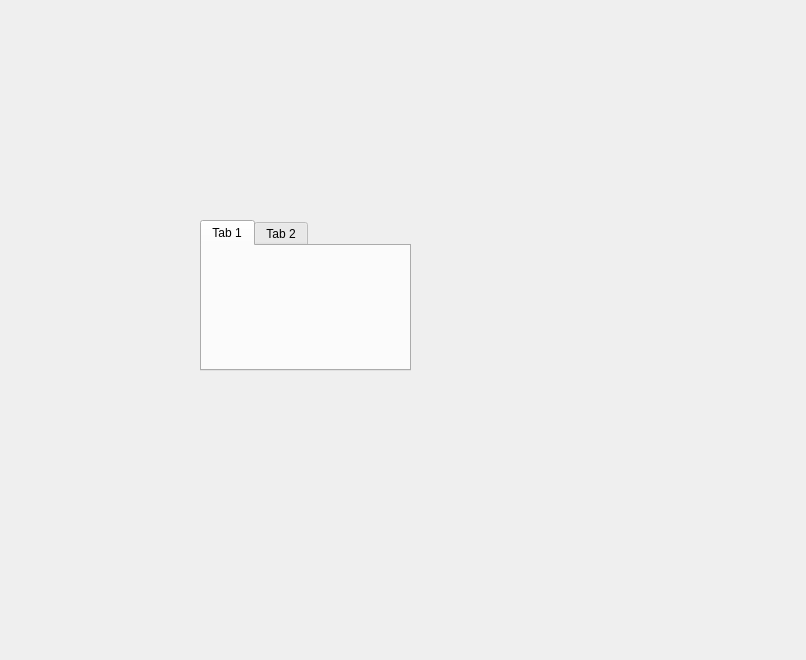
Above: UIModular/MainWindow/MainWindowUI.ui from EddyXieFalcon/ColorAnalyst before the change. Below: the same form after it.
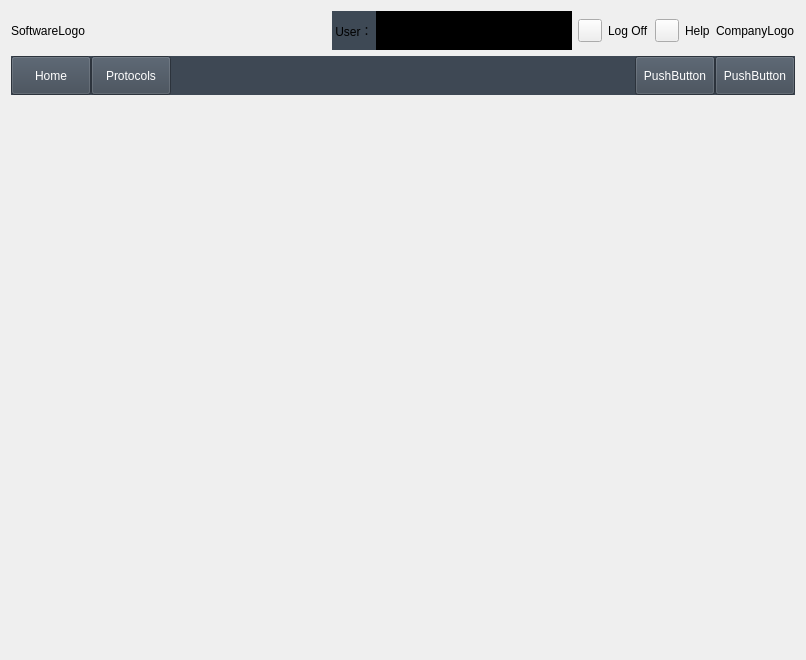
That is the form after the change.

Patch:
```diff
--- a/UIModular/MainWindow/MainWindowUI.ui
+++ b/UIModular/MainWindow/MainWindowUI.ui
@@ -14,29 +14,812 @@
    <string>ColorAnalyst</string>
   </property>
   <widget class="QWidget" name="centralWidget">
-   <widget class="QTabWidget" name="tabWidget">
-    <property name="geometry">
-     <rect>
-      <x>200</x>
-      <y>220</y>
-      <width>211</width>
-      <height>151</height>
-     </rect>
-    </property>
-    <property name="currentIndex">
-     <number>0</number>
-    </property>
-    <widget class="QWidget" name="tab_3">
-     <attribute name="title">
-      <string>Tab 1</string>
-     </attribute>
-    </widget>
-    <widget class="QWidget" name="tab_4">
-     <attribute name="title">
-      <string>Tab 2</string>
-     </attribute>
-    </widget>
-   </widget>
+   <layout class="QVBoxLayout" name="verticalLayout" stretch="1,1,12,2">
+    <item>
+     <layout class="QHBoxLayout" name="horizontalLayout_4">
+      <item>
+       <widget class="QLabel" name="labelSoftwareLogo">
+        <property name="text">
+         <string>SoftwareLogo</string>
+        </property>
+       </widget>
+      </item>
+      <item>
+       <spacer name="horizontalSpacer">
+        <property name="orientation">
+         <enum>Qt::Horizontal</enum>
+        </property>
+        <property name="sizeHint" stdset="0">
+         <size>
+          <width>40</width>
+          <height>20</height>
+         </size>
+        </property>
+       </spacer>
+      </item>
+      <item>
+       <layout class="QHBoxLayout" name="horizontalLayout_3">
+        <property name="spacing">
+         <number>0</number>
+        </property>
+        <item>
+         <widget class="QWidget" name="widgetUser" native="true">
+          <property name="styleSheet">
+           <string notr="true">background-color:rgb(62, 73, 85)</string>
+          </property>
+          <layout class="QGridLayout" name="gridLayout_2">
+           <property name="leftMargin">
+            <number>0</number>
+           </property>
+           <property name="topMargin">
+            <number>0</number>
+           </property>
+           <property name="rightMargin">
+            <number>0</number>
+           </property>
+           <property name="bottomMargin">
+            <number>0</number>
+           </property>
+           <property name="spacing">
+            <number>0</number>
+           </property>
+           <item row="0" column="0">
+            <widget class="QLabel" name="labelUser">
+             <property name="palette">
+              <palette>
+               <active>
+                <colorrole role="Button">
+                 <brush brushstyle="SolidPattern">
+                  <color alpha="255">
+                   <red>62</red>
+                   <green>73</green>
+                   <blue>85</blue>
+                  </color>
+                 </brush>
+                </colorrole>
+                <colorrole role="Base">
+                 <brush brushstyle="SolidPattern">
+                  <color alpha="255">
+                   <red>62</red>
+                   <green>73</green>
+                   <blue>85</blue>
+                  </color>
+                 </brush>
+                </colorrole>
+                <colorrole role="Window">
+                 <brush brushstyle="SolidPattern">
+                  <color alpha="255">
+                   <red>62</red>
+                   <green>73</green>
+                   <blue>85</blue>
+                  </color>
+                 </brush>
+                </colorrole>
+               </active>
+               <inactive>
+                <colorrole role="Button">
+                 <brush brushstyle="SolidPattern">
+                  <color alpha="255">
+                   <red>62</red>
+                   <green>73</green>
+                   <blue>85</blue>
+                  </color>
+                 </brush>
+                </colorrole>
+                <colorrole role="Base">
+                 <brush brushstyle="SolidPattern">
+                  <color alpha="255">
+                   <red>62</red>
+                   <green>73</green>
+                   <blue>85</blue>
+                  </color>
+                 </brush>
+                </colorrole>
+                <colorrole role="Window">
+                 <brush brushstyle="SolidPattern">
+                  <color alpha="255">
+                   <red>62</red>
+                   <green>73</green>
+                   <blue>85</blue>
+                  </color>
+                 </brush>
+                </colorrole>
+               </inactive>
+               <disabled>
+                <colorrole role="Button">
+                 <brush brushstyle="SolidPattern">
+                  <color alpha="255">
+                   <red>62</red>
+                   <green>73</green>
+                   <blue>85</blue>
+                  </color>
+                 </brush>
+                </colorrole>
+                <colorrole role="Base">
+                 <brush brushstyle="SolidPattern">
+                  <color alpha="255">
+                   <red>62</red>
+                   <green>73</green>
+                   <blue>85</blue>
+                  </color>
+                 </brush>
+                </colorrole>
+                <colorrole role="Window">
+                 <brush brushstyle="SolidPattern">
+                  <color alpha="255">
+                   <red>62</red>
+                   <green>73</green>
+                   <blue>85</blue>
+                  </color>
+                 </brush>
+                </colorrole>
+               </disabled>
+              </palette>
+             </property>
+             <property name="text">
+              <string> User： </string>
+             </property>
+            </widget>
+           </item>
+          </layout>
+         </widget>
+        </item>
+        <item>
+         <widget class="QWidget" name="widgetUserSearch" native="true">
+          <property name="styleSheet">
+           <string notr="true">background-color:rgb(0, 0, 0)</string>
+          </property>
+          <layout class="QGridLayout" name="gridLayout">
+           <property name="leftMargin">
+            <number>0</number>
+           </property>
+           <property name="topMargin">
+            <number>0</number>
+           </property>
+           <property name="rightMargin">
+            <number>0</number>
+           </property>
+           <property name="bottomMargin">
+            <number>0</number>
+           </property>
+           <property name="spacing">
+            <number>0</number>
+           </property>
+           <item row="0" column="0">
+            <widget class="QLineEdit" name="lineEdit">
+             <property name="sizePolicy">
+              <sizepolicy hsizetype="Expanding" vsizetype="Expanding">
+               <horstretch>0</horstretch>
+               <verstretch>0</verstretch>
+              </sizepolicy>
+             </property>
+             <property name="frame">
+              <bool>false</bool>
+             </property>
+            </widget>
+           </item>
+          </layout>
+         </widget>
+        </item>
+       </layout>
+      </item>
+      <item>
+       <layout class="QHBoxLayout" name="horizontalLayout_2">
+        <item>
+         <widget class="QToolButton" name="toolButtonLogOff">
+          <property name="text">
+           <string/>
+          </property>
+         </widget>
+        </item>
+        <item>
+         <widget class="QLabel" name="labelLogOff">
+          <property name="text">
+           <string>Log Off</string>
+          </property>
+         </widget>
+        </item>
+       </layout>
+      </item>
+      <item>
+       <layout class="QHBoxLayout" name="horizontalLayout">
+        <item>
+         <widget class="QToolButton" name="toolButtonHelp">
+          <property name="text">
+           <string/>
+          </property>
+         </widget>
+        </item>
+        <item>
+         <widget class="QLabel" name="labelHelp">
+          <property name="text">
+           <string>Help</string>
+          </property>
+         </widget>
+        </item>
+       </layout>
+      </item>
+      <item>
+       <widget class="QLabel" name="labelCompanyLogo">
+        <property name="text">
+         <string>CompanyLogo</string>
+        </property>
+       </widget>
+      </item>
+     </layout>
+    </item>
+    <item>
+     <widget class="QWidget" name="widgetTabBar" native="true">
+      <property name="styleSheet">
+       <string notr="true">background-color:rgb(62, 72, 84)</string>
+      </property>
+      <layout class="QHBoxLayout" name="horizontalLayout_5">
+       <property name="spacing">
+        <number>0</number>
+       </property>
+       <property name="leftMargin">
+        <number>0</number>
+       </property>
+       <property name="topMargin">
+        <number>0</number>
+       </property>
+       <property name="rightMargin">
+        <number>0</number>
+       </property>
+       <property name="bottomMargin">
+        <number>0</number>
+       </property>
+       <item>
+        <widget class="QPushButton" name="pushButtonHome">
+         <property name="sizePolicy">
+          <sizepolicy hsizetype="Minimum" vsizetype="Expanding">
+           <horstretch>0</horstretch>
+           <verstretch>0</verstretch>
+          </sizepolicy>
+         </property>
+         <property name="palette">
+          <palette>
+           <active>
+            <colorrole role="Button">
+             <brush brushstyle="SolidPattern">
+              <color alpha="255">
+               <red>62</red>
+               <green>72</green>
+               <blue>84</blue>
+              </color>
+             </brush>
+            </colorrole>
+            <colorrole role="ButtonText">
+             <brush brushstyle="SolidPattern">
+              <color alpha="255">
+               <red>255</red>
+               <green>255</green>
+               <blue>255</blue>
+              </color>
+             </brush>
+            </colorrole>
+            <colorrole role="Base">
+             <brush brushstyle="SolidPattern">
+              <color alpha="255">
+               <red>62</red>
+               <green>72</green>
+               <blue>84</blue>
+              </color>
+             </brush>
+            </colorrole>
+            <colorrole role="Window">
+             <brush brushstyle="SolidPattern">
+              <color alpha="255">
+               <red>62</red>
+               <green>72</green>
+               <blue>84</blue>
+              </color>
+             </brush>
+            </colorrole>
+           </active>
+           <inactive>
+            <colorrole role="Button">
+             <brush brushstyle="SolidPattern">
+              <color alpha="255">
+               <red>62</red>
+               <green>72</green>
+               <blue>84</blue>
+              </color>
+             </brush>
+            </colorrole>
+            <colorrole role="ButtonText">
+             <brush brushstyle="SolidPattern">
+              <color alpha="255">
+               <red>255</red>
+               <green>255</green>
+               <blue>255</blue>
+              </color>
+             </brush>
+            </colorrole>
+            <colorrole role="Base">
+             <brush brushstyle="SolidPattern">
+              <color alpha="255">
+               <red>62</red>
+               <green>72</green>
+               <blue>84</blue>
+              </color>
+             </brush>
+            </colorrole>
+            <colorrole role="Window">
+             <brush brushstyle="SolidPattern">
+              <color alpha="255">
+               <red>62</red>
+               <green>72</green>
+               <blue>84</blue>
+              </color>
+             </brush>
+            </colorrole>
+           </inactive>
+           <disabled>
+            <colorrole role="Button">
+             <brush brushstyle="SolidPattern">
+              <color alpha="255">
+               <red>62</red>
+               <green>72</green>
+               <blue>84</blue>
+              </color>
+             </brush>
+            </colorrole>
+            <colorrole role="ButtonText">
+             <brush brushstyle="SolidPattern">
+              <color alpha="255">
+               <red>120</red>
+               <green>120</green>
+               <blue>120</blue>
+              </color>
+             </brush>
+            </colorrole>
+            <colorrole role="Base">
+             <brush brushstyle="SolidPattern">
+              <color alpha="255">
+               <red>62</red>
+               <green>72</green>
+               <blue>84</blue>
+              </color>
+             </brush>
+            </colorrole>
+            <colorrole role="Window">
+             <brush brushstyle="SolidPattern">
+              <color alpha="255">
+               <red>62</red>
+               <green>72</green>
+               <blue>84</blue>
+              </color>
+             </brush>
+            </colorrole>
+           </disabled>
+          </palette>
+         </property>
+         <property name="text">
+          <string>Home</string>
+         </property>
+        </widget>
+       </item>
+       <item>
+        <widget class="QPushButton" name="pushButtonProtocols">
+         <property name="sizePolicy">
+          <sizepolicy hsizetype="Minimum" vsizetype="Expanding">
+           <horstretch>0</horstretch>
+           <verstretch>0</verstretch>
+          </sizepolicy>
+         </property>
+         <property name="palette">
+          <palette>
+           <active>
+            <colorrole role="Button">
+             <brush brushstyle="SolidPattern">
+              <color alpha="255">
+               <red>62</red>
+               <green>72</green>
+               <blue>84</blue>
+              </color>
+             </brush>
+            </colorrole>
+            <colorrole role="ButtonText">
+             <brush brushstyle="SolidPattern">
+              <color alpha="255">
+               <red>255</red>
+               <green>255</green>
+               <blue>255</blue>
+              </color>
+             </brush>
+            </colorrole>
+            <colorrole role="Base">
+             <brush brushstyle="SolidPattern">
+              <color alpha="255">
+               <red>62</red>
+               <green>72</green>
+               <blue>84</blue>
+              </color>
+             </brush>
+            </colorrole>
+            <colorrole role="Window">
+             <brush brushstyle="SolidPattern">
+              <color alpha="255">
+               <red>62</red>
+               <green>72</green>
+               <blue>84</blue>
+              </color>
+             </brush>
+            </colorrole>
+           </active>
+           <inactive>
+            <colorrole role="Button">
+             <brush brushstyle="SolidPattern">
+              <color alpha="255">
+               <red>62</red>
+               <green>72</green>
+               <blue>84</blue>
+              </color>
+             </brush>
+            </colorrole>
+            <colorrole role="ButtonText">
+             <brush brushstyle="SolidPattern">
+              <color alpha="255">
+               <red>255</red>
+               <green>255</green>
+               <blue>255</blue>
+              </color>
+             </brush>
+            </colorrole>
+            <colorrole role="Base">
+             <brush brushstyle="SolidPattern">
+              <color alpha="255">
+               <red>62</red>
+               <green>72</green>
+               <blue>84</blue>
+              </color>
+             </brush>
+            </colorrole>
+            <colorrole role="Window">
+             <brush brushstyle="SolidPattern">
+              <color alpha="255">
+               <red>62</red>
+               <green>72</green>
+               <blue>84</blue>
+              </color>
+             </brush>
+            </colorrole>
+           </inactive>
+           <disabled>
+            <colorrole role="Button">
+             <brush brushstyle="SolidPattern">
+              <color alpha="255">
+               <red>62</red>
+               <green>72</green>
+               <blue>84</blue>
+              </color>
+             </brush>
+            </colorrole>
+            <colorrole role="ButtonText">
+             <brush brushstyle="SolidPattern">
+              <color alpha="255">
+               <red>120</red>
+               <green>120</green>
+               <blue>120</blue>
+              </color>
+             </brush>
+            </colorrole>
+            <colorrole role="Base">
+             <brush brushstyle="SolidPattern">
+              <color alpha="255">
+               <red>62</red>
+               <green>72</green>
+               <blue>84</blue>
+              </color>
+             </brush>
+            </colorrole>
+            <colorrole role="Window">
+             <brush brushstyle="SolidPattern">
+              <color alpha="255">
+               <red>62</red>
+               <green>72</green>
+               <blue>84</blue>
+              </color>
+             </brush>
+            </colorrole>
+           </disabled>
+          </palette>
+         </property>
+         <property name="text">
+          <string>Protocols</string>
+         </property>
+        </widget>
+       </item>
+       <item>
+        <spacer name="horizontalSpacer_2">
+         <property name="orientation">
+          <enum>Qt::Horizontal</enum>
+         </property>
+         <property name="sizeHint" stdset="0">
+          <size>
+           <width>485</width>
+           <height>20</height>
+          </size>
+         </property>
+        </spacer>
+       </item>
+       <item>
+        <widget class="QPushButton" name="pushButton_3">
+         <property name="sizePolicy">
+          <sizepolicy hsizetype="Minimum" vsizetype="Expanding">
+           <horstretch>0</horstretch>
+           <verstretch>0</verstretch>
+          </sizepolicy>
+         </property>
+         <property name="palette">
+          <palette>
+           <active>
+            <colorrole role="Button">
+             <brush brushstyle="SolidPattern">
+              <color alpha="255">
+               <red>62</red>
+               <green>72</green>
+               <blue>84</blue>
+              </color>
+             </brush>
+            </colorrole>
+            <colorrole role="ButtonText">
+             <brush brushstyle="SolidPattern">
+              <color alpha="255">
+               <red>255</red>
+               <green>255</green>
+               <blue>255</blue>
+              </color>
+             </brush>
+            </colorrole>
+            <colorrole role="Base">
+             <brush brushstyle="SolidPattern">
+              <color alpha="255">
+               <red>62</red>
+               <green>72</green>
+               <blue>84</blue>
+              </color>
+             </brush>
+            </colorrole>
+            <colorrole role="Window">
+             <brush brushstyle="SolidPattern">
+              <color alpha="255">
+               <red>62</red>
+               <green>72</green>
+               <blue>84</blue>
+              </color>
+             </brush>
+            </colorrole>
+           </active>
+           <inactive>
+            <colorrole role="Button">
+             <brush brushstyle="SolidPattern">
+              <color alpha="255">
+               <red>62</red>
+               <green>72</green>
+               <blue>84</blue>
+              </color>
+             </brush>
+            </colorrole>
+            <colorrole role="ButtonText">
+             <brush brushstyle="SolidPattern">
+              <color alpha="255">
+               <red>255</red>
+               <green>255</green>
+               <blue>255</blue>
+              </color>
+             </brush>
+            </colorrole>
+            <colorrole role="Base">
+             <brush brushstyle="SolidPattern">
+              <color alpha="255">
+               <red>62</red>
+               <green>72</green>
+               <blue>84</blue>
+              </color>
+             </brush>
+            </colorrole>
+            <colorrole role="Window">
+             <brush brushstyle="SolidPattern">
+              <color alpha="255">
+               <red>62</red>
+               <green>72</green>
+               <blue>84</blue>
+              </color>
+             </brush>
+            </colorrole>
+           </inactive>
+           <disabled>
+            <colorrole role="Button">
+             <brush brushstyle="SolidPattern">
+              <color alpha="255">
+               <red>62</red>
+               <green>72</green>
+               <blue>84</blue>
+              </color>
+             </brush>
+            </colorrole>
+            <colorrole role="ButtonText">
+             <brush brushstyle="SolidPattern">
+              <color alpha="255">
+               <red>120</red>
+               <green>120</green>
+               <blue>120</blue>
+              </color>
+             </brush>
+            </colorrole>
+            <colorrole role="Base">
+             <brush brushstyle="SolidPattern">
+              <color alpha="255">
+               <red>62</red>
+               <green>72</green>
+               <blue>84</blue>
+              </color>
+             </brush>
+            </colorrole>
+            <colorrole role="Window">
+             <brush brushstyle="SolidPattern">
+              <color alpha="255">
+               <red>62</red>
+               <green>72</green>
+               <blue>84</blue>
+              </color>
+             </brush>
+            </colorrole>
+           </disabled>
+          </palette>
+         </property>
+         <property name="text">
+          <string>PushButton</string>
+         </property>
+        </widget>
+       </item>
+       <item>
+        <widget class="QPushButton" name="pushButton_4">
+         <property name="sizePolicy">
+          <sizepolicy hsizetype="Minimum" vsizetype="Expanding">
+           <horstretch>0</horstretch>
+           <verstretch>0</verstretch>
+          </sizepolicy>
+         </property>
+         <property name="palette">
+          <palette>
+           <active>
+            <colorrole role="Button">
+             <brush brushstyle="SolidPattern">
+              <color alpha="255">
+               <red>62</red>
+               <green>72</green>
+               <blue>84</blue>
+              </color>
+             </brush>
+            </colorrole>
+            <colorrole role="ButtonText">
+             <brush brushstyle="SolidPattern">
+              <color alpha="255">
+               <red>255</red>
+               <green>255</green>
+               <blue>255</blue>
+              </color>
+             </brush>
+            </colorrole>
+            <colorrole role="Base">
+             <brush brushstyle="SolidPattern">
+              <color alpha="255">
+               <red>62</red>
+               <green>72</green>
+               <blue>84</blue>
+              </color>
+             </brush>
+            </colorrole>
+            <colorrole role="Window">
+             <brush brushstyle="SolidPattern">
+              <color alpha="255">
+               <red>62</red>
+               <green>72</green>
+               <blue>84</blue>
+              </color>
+             </brush>
+            </colorrole>
+           </active>
+           <inactive>
+            <colorrole role="Button">
+             <brush brushstyle="SolidPattern">
+              <color alpha="255">
+               <red>62</red>
+               <green>72</green>
+               <blue>84</blue>
+              </color>
+             </brush>
+            </colorrole>
+            <colorrole role="ButtonText">
+             <brush brushstyle="SolidPattern">
+              <color alpha="255">
+               <red>255</red>
+               <green>255</green>
+               <blue>255</blue>
+              </color>
+             </brush>
+            </colorrole>
+            <colorrole role="Base">
+             <brush brushstyle="SolidPattern">
+              <color alpha="255">
+               <red>62</red>
+               <green>72</green>
+               <blue>84</blue>
+              </color>
+             </brush>
+            </colorrole>
+            <colorrole role="Window">
+             <brush brushstyle="SolidPattern">
+              <color alpha="255">
+               <red>62</red>
+               <green>72</green>
+               <blue>84</blue>
+              </color>
+             </brush>
+            </colorrole>
+           </inactive>
+           <disabled>
+            <colorrole role="Button">
+             <brush brushstyle="SolidPattern">
+              <color alpha="255">
+               <red>62</red>
+               <green>72</green>
+               <blue>84</blue>
+              </color>
+             </brush>
+            </colorrole>
+            <colorrole role="ButtonText">
+             <brush brushstyle="SolidPattern">
+              <color alpha="255">
+               <red>120</red>
+               <green>120</green>
+               <blue>120</blue>
+              </color>
+             </brush>
+            </colorrole>
+            <colorrole role="Base">
+             <brush brushstyle="SolidPattern">
+              <color alpha="255">
+               <red>62</red>
+               <green>72</green>
+               <blue>84</blue>
+              </color>
+             </brush>
+            </colorrole>
+            <colorrole role="Window">
+             <brush brushstyle="SolidPattern">
+              <color alpha="255">
+               <red>62</red>
+               <green>72</green>
+               <blue>84</blue>
+              </color>
+             </brush>
+            </colorrole>
+           </disabled>
+          </palette>
+         </property>
+         <property name="text">
+          <string>PushButton</string>
+         </property>
+        </widget>
+       </item>
+      </layout>
+     </widget>
+    </item>
+    <item>
+     <widget class="QWidget" name="widgetFunction" native="true">
+      <layout class="QGridLayout" name="gridLayout_3"/>
+     </widget>
+    </item>
+    <item>
+     <widget class="QWidget" name="widgetStatusBar" native="true">
+      <layout class="QGridLayout" name="gridLayout_4"/>
+     </widget>
+    </item>
+   </layout>
   </widget>
  </widget>
  <layoutdefault spacing="6" margin="11"/>
```
